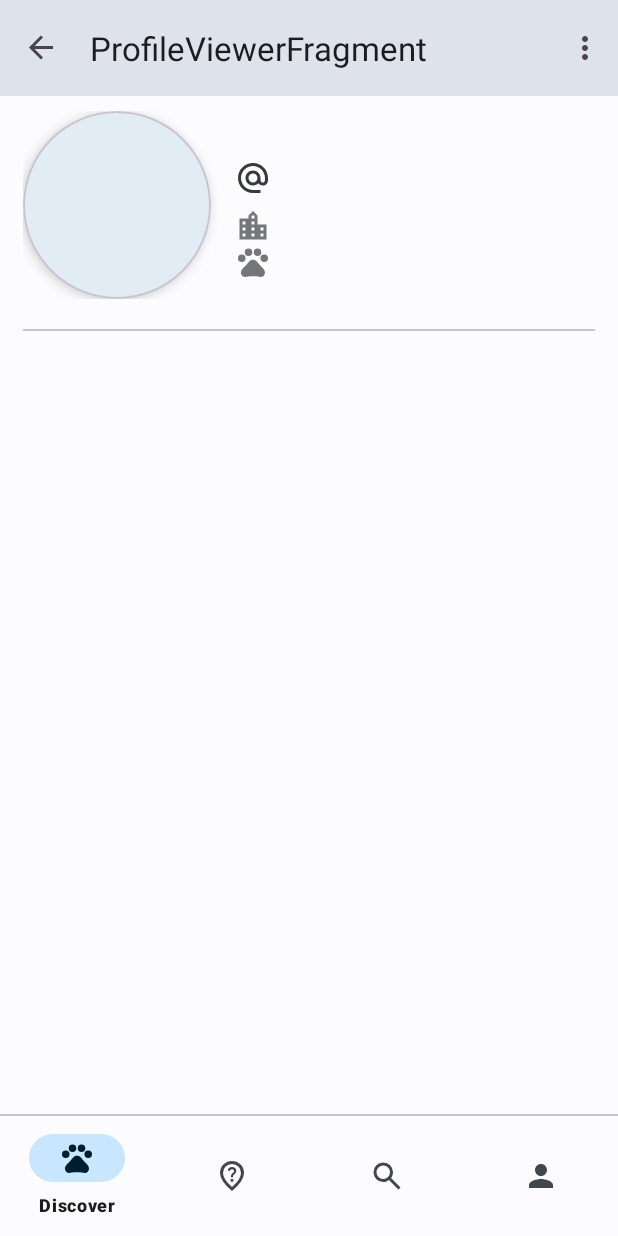
After one commit to MatteoOlarte/paws-hub-android, an Android app: the ProfileViewerFragment screen opened through its navigation route, on a phone screen of 412 x 824 dp. The commit adds this screen. Run offline under Robolectric (Android 15) with nearby library versions, the phone set to English and light mode, and no system bars; our stand-ins replace Firebase (no records; nobody signed in at launch, a user with empty details on screens opened directly), Picasso, navigation-ui; 3 statements that could not run were skipped.

Commit message:
feat: profile search nav components

```diff
--- /dev/null
+++ b/app/src/main/java/com/software3/paws_hub_android/ProfileViewerFragment.kt
@@ -0,0 +1,27 @@
+package com.software3.paws_hub_android
+
+import android.os.Bundle
+import androidx.fragment.app.Fragment
+import android.view.LayoutInflater
+import android.view.View
+import android.view.ViewGroup
+import com.software3.paws_hub_android.databinding.FragmentProfileViewerBinding
+
+class ProfileViewerFragment : Fragment() {
+    private var _binding: FragmentProfileViewerBinding? = null
+    val binding get() = _binding!!
+
+    override fun onCreateView(
+        inflater: LayoutInflater,
+        container: ViewGroup?,
+        savedInstanceState: Bundle?
+    ): View {
+        _binding = FragmentProfileViewerBinding.inflate(inflater, container, false)
+        return binding.root
+    }
+
+    override fun onDestroyView() {
+        super.onDestroyView()
+        _binding = null
+    }
+}
--- a/app/src/main/java/com/software3/paws_hub_android/viewmodel/UserSearchViewModel.kt
+++ b/app/src/main/java/com/software3/paws_hub_android/viewmodel/UserSearchViewModel.kt
@@ -18,8 +18,8 @@ class UserSearchViewModel: ViewModel() {
     private val _profilesResult = MutableLiveData<List<Profile>>()
     val profilesResult: LiveData<List<Profile>> = _profilesResult
 
-    private val _selectedProfile = MutableLiveData<Profile>()
-    val selectedProfile: LiveData<Profile> = _selectedProfile
+    private val _selectedProfile = MutableLiveData<Profile?>(null)
+    val selectedProfile: LiveData<Profile?> = _selectedProfile
 
     private val _viewState = MutableStateFlow(ViewState())
     val viewState: StateFlow<ViewState> = _viewState
@@ -34,7 +34,7 @@ class UserSearchViewModel: ViewModel() {
         }
     }
 
-    fun onItemSelected(profile: Profile) {
+    fun onItemSelected(profile: Profile?) {
         _selectedProfile.value = profile
     }
 }
--- a/app/src/main/res/layout/fragment_profile.xml
+++ b/app/src/main/res/layout/fragment_profile_management.xml
@@ -8,7 +8,7 @@
     android:layout_width="match_parent"
     android:layout_height="match_parent"
     android:orientation="vertical"
-    tools:context=".ui.view.activity_main.ProfileFragment">
+    tools:context=".ui.view.activity_main.ProfileManagementFragment">
 
     <include
         android:id="@+id/profile_container"
--- /dev/null
+++ b/app/src/main/res/layout/fragment_profile_viewer.xml
@@ -0,0 +1,27 @@
+<?xml version="1.0" encoding="utf-8"?>
+<androidx.appcompat.widget.LinearLayoutCompat
+    android:layout_marginHorizontal="15dp"
+    android:layout_marginVertical="10dp"
+    xmlns:android="http://schemas.android.com/apk/res/android"
+    xmlns:app="http://schemas.android.com/apk/res-auto"
+    xmlns:tools="http://schemas.android.com/tools"
+    android:layout_width="match_parent"
+    android:layout_height="match_parent"
+    android:orientation="vertical"
+    tools:context=".ui.view.activity_main.ProfileManagementFragment">
+
+    <include
+        android:id="@+id/profile_container"
+        layout="@layout/layout_profile" />
+
+    <com.google.android.material.divider.MaterialDivider
+        android:id="@+id/profile_fragment__divider"
+        android:layout_width="match_parent"
+        android:layout_height="wrap_content"
+        android:layout_marginVertical="20dp" />
+
+    <androidx.recyclerview.widget.RecyclerView
+        android:id="@+id/rcv_pets_list"
+        android:layout_width="match_parent"
+        android:layout_height="match_parent" />
+</androidx.appcompat.widget.LinearLayoutCompat>
--- a/app/src/main/res/navigation/main_graph.xml
+++ b/app/src/main/res/navigation/main_graph.xml
@@ -20,9 +20,9 @@
     </fragment>
     <fragment
         android:id="@+id/profileFragment"
-        android:name="com.software3.paws_hub_android.ui.view.activity_main.ProfileFragment"
+        android:name="com.software3.paws_hub_android.ui.view.activity_main.ProfileManagementFragment"
         android:label="@string/profile"
-        tools:layout="@layout/fragment_profile" >
+        tools:layout="@layout/fragment_profile_management" >
         <action
             android:id="@+id/action_profileFragment_to_petPublishFragment"
             app:destination="@id/petPublishFragment"
@@ -49,7 +49,16 @@
         android:id="@+id/searchFragment"
         android:name="com.software3.paws_hub_android.ui.view.activity_main.UserSearchFragment"
         android:label="@string/deceptive_title_lost_pets"
-        tools:layout="@layout/fragment_profile_search" />
+        tools:layout="@layout/fragment_profile_search" >
+        <action
+            android:id="@+id/action_searchFragment_to_profileViewerFragment"
+            app:destination="@id/profileViewerFragment"
+            app:enterAnim="@anim/nav_default_enter_anim"
+            app:exitAnim="@anim/nav_default_exit_anim"
+            app:launchSingleTop="false"
+            app:popEnterAnim="@android:anim/slide_in_left"
+            app:popExitAnim="@android:anim/slide_out_right" />
+    </fragment>
     <fragment
         android:id="@+id/postingFragment"
         android:name="com.software3.paws_hub_android.ui.view.activity_main.PostingFragment"
@@ -60,4 +69,8 @@
         android:name="com.software3.paws_hub_android.ui.view.activity_main.PetCreatorFragment"
         android:label="@string/publish"
         tools:layout="@layout/fragment_pet_publish" />
+    <fragment
+        android:id="@+id/profileViewerFragment"
+        android:name="com.software3.paws_hub_android.ProfileViewerFragment"
+        android:label="ProfileViewerFragment" />
 </navigation>
--- a/app/src/main/res/values/strings.xml
+++ b/app/src/main/res/values/strings.xml
@@ -63,5 +63,7 @@
     <string name="enter_pet_breed">Enter your pet\'s breed</string>
     <string name="pet_breed_helper_text">Please enter your pet\'s breed and type</string>
     <string name="select_pet_hint">Select your pet, If you don\'t have any pets, please add a new one in the profile section</string>
+    <!-- TODO: Remove or change this placeholder text -->
+    <string name="hello_blank_fragment">Hello blank fragment</string>
 
 </resources>
```
Also changed, not shown: app/src/main/java/com/software3/paws_hub_android/ui/view/activity_main/ProfileManagementFragment.kt (renamed from app/src/main/java/com/software3/paws_hub_android/ui/view/activity_main/ProfileFragment.kt, +4 -4 lines), app/src/main/java/com/software3/paws_hub_android/ui/view/activity_main/UserSearchFragment.kt (+6 -2 lines), app/src/main/java/com/software3/paws_hub_android/viewmodel/ProfileViewerViewModel.kt (added, +7 -0 lines).
